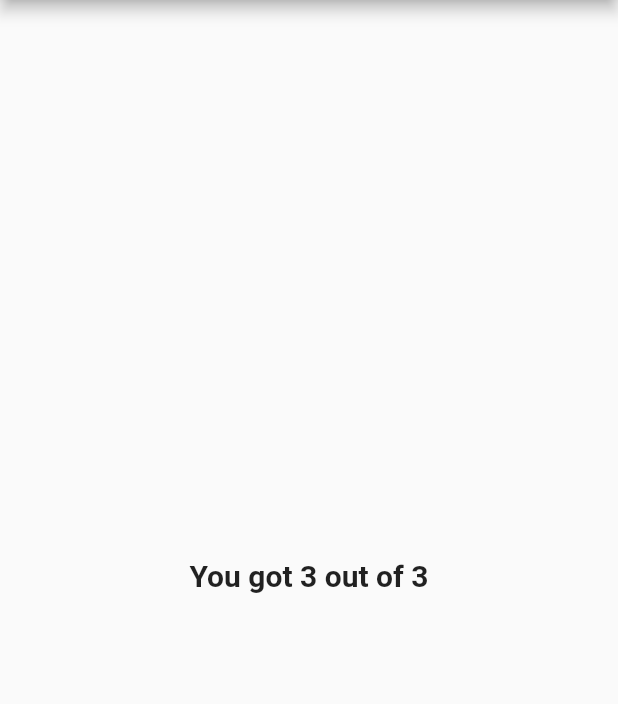
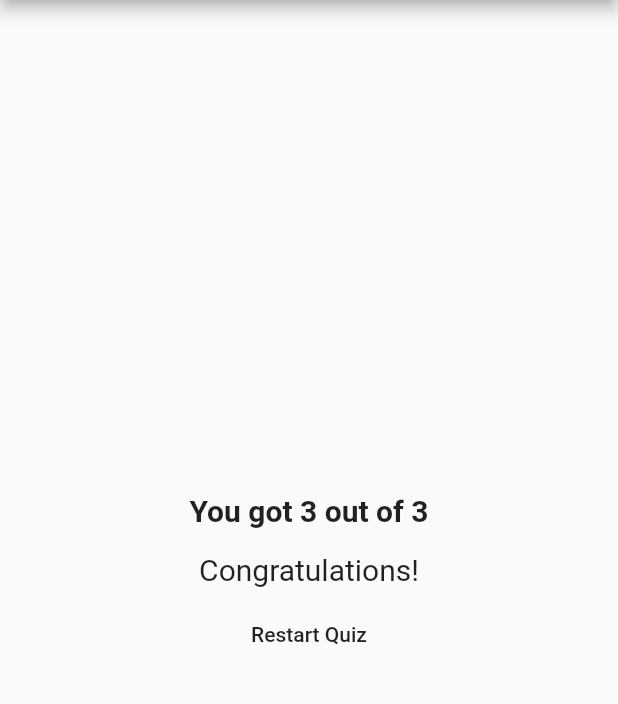
Before and after one commit to perezjoyce/basic_quiz, a Flutter app: the screen it shows after launch, after a tap on "red", after a tap on "cat", after a tap on "Science", on a phone screen of 412 x 824 dp, the part 84-788 px from its top. Run offline on Flutter 3.47's test engine with Material 2 defaults, Android fonts, the phone set to English and light mode, and no system bars.

Commit message:
restart quiz

```diff
--- a/lib/main.dart
+++ b/lib/main.dart
@@ -61,6 +61,13 @@ class _MyAppState extends State<MyApp> {
     print(_totalScore);
   }
 
+  void _resetQuiz() {
+    setState(() {
+      _questionIndex = 0;
+      _totalScore = 0;
+    });
+  }
+
   @override
   Widget build(BuildContext context) {
     return MaterialApp(
@@ -80,7 +87,11 @@ class _MyAppState extends State<MyApp> {
                   questionIndex: _questionIndex,
                   answerQuestion: _answerQuestion,
                 )
-              : Result(_totalScore, _questions.length),
+              : Result(
+                  resultScore: _totalScore,
+                  numberOfItems: _questions.length,
+                  resetHandler: _resetQuiz,
+                ),
         ),
       ),
     );
--- a/lib/result.dart
+++ b/lib/result.dart
@@ -3,20 +3,62 @@ import 'package:flutter/material.dart';
 class Result extends StatelessWidget {
   final int resultScore;
   final int numberOfItems;
+  final Function resetHandler;
 
-  Result(this.resultScore, this.numberOfItems);
+  Result({
+    this.resultScore,
+    this.numberOfItems,
+    this.resetHandler,
+  });
+
+  String get resultPhrase {
+    String resultText;
+
+    switch (resultScore) {
+      case 1:
+        resultText = 'Try again!';
+        break;
+      case 2:
+        resultText = 'Way to go!';
+        break;
+      case 3:
+        resultText = 'Congratulations!';
+        break;
+      default:
+        resultText = 'Good Job!';
+        break;
+    }
+
+    return resultText;
+  }
 
   @override
   Widget build(BuildContext context) {
     return Column(
       mainAxisAlignment: MainAxisAlignment.center,
       children: <Widget>[
-        Text(
-          'You got ' + resultScore.toString() + ' out of ' + numberOfItems.toString(),
-          style: TextStyle(
-            fontSize: 20,
-            fontWeight: FontWeight.bold,
+        Padding(
+          padding: const EdgeInsets.all(8.0),
+          child: Text(
+            'You got ' + resultScore.toString() + ' out of ' + numberOfItems.toString(),
+            style: TextStyle(
+              fontSize: 20,
+              fontWeight: FontWeight.bold,
+            ),
           ),
+        ),
+        Padding(
+          padding: const EdgeInsets.all(8.0),
+          child: Text(
+            resultPhrase,
+            style: TextStyle(
+              fontSize: 20,
+            ),
+          ),
+        ),
+        FlatButton(
+          child: Text('Restart Quiz'),
+          onPressed: resetHandler,
         ),
       ],
     );
```
